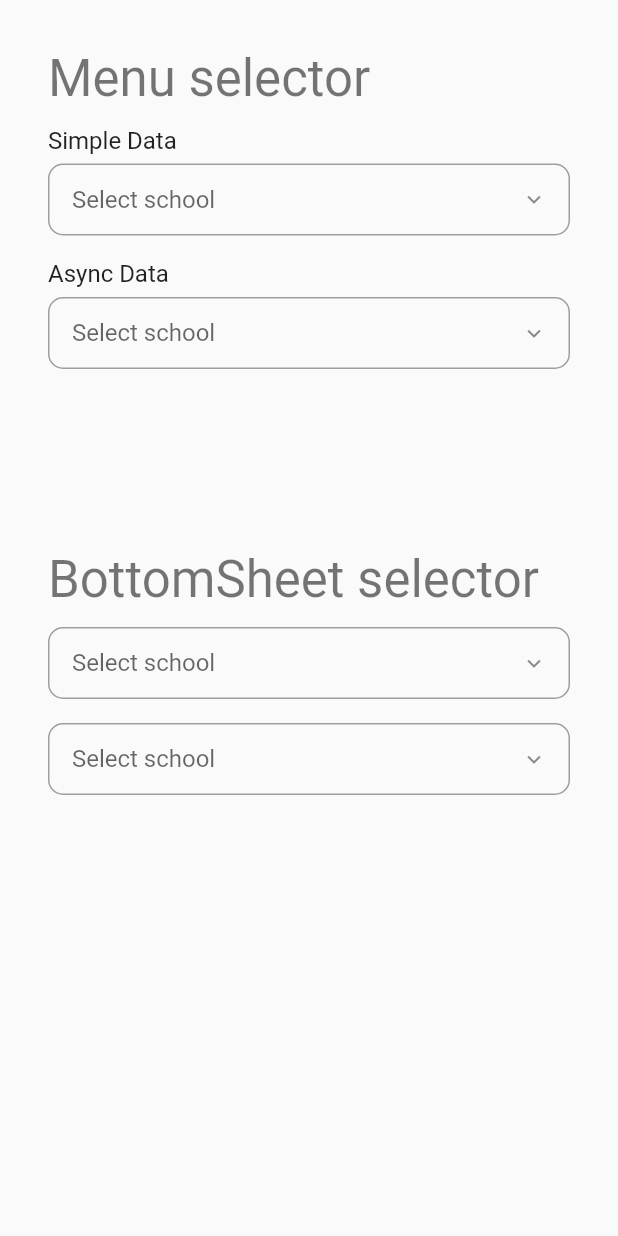
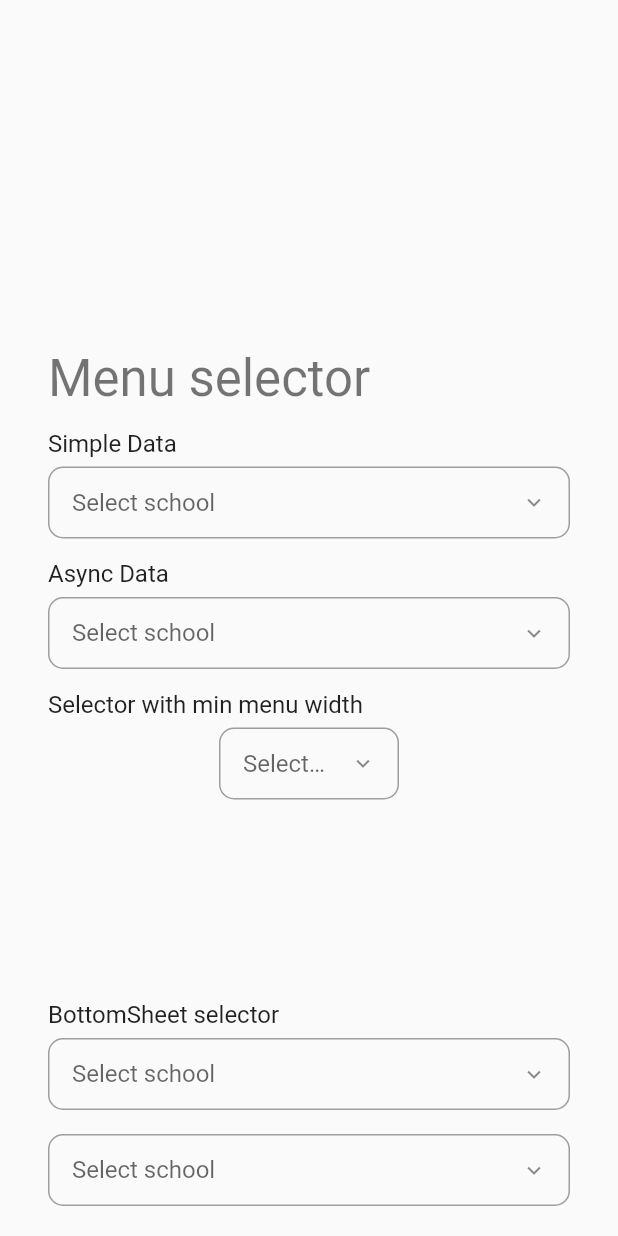
Before and after one commit to lvxduck/adaptive_selector, a Flutter app: the screen it shows after launch, on a phone screen of 412 x 824 dp. Run offline on Flutter 3.47's test engine with Material 2 defaults, Android fonts, the light colour scheme and no system bars; missing offline and left inert: flutter_portal.

Commit message:
feat: enhance

```diff
--- a/example/lib/main.dart
+++ b/example/lib/main.dart
@@ -102,68 +102,54 @@ class _DemoState extends State<Demo> {
       body: ListView(
         padding: const EdgeInsets.all(32),
         children: [
+          const SizedBox(height: 200),
           Text(
             'Menu selector',
             style: Theme.of(context).textTheme.headline4,
           ),
-          const SizedBox(height: 12),
-          Text(
-            'Simple Data',
-            style: Theme.of(context).textTheme.titleMedium,
+          const Label('Simple Data'),
+          AdaptiveSelector(
+            options: options,
+            type: SelectorType.menu,
+            decoration: const InputDecoration(hintText: 'Select school'),
           ),
-          const SizedBox(height: 6),
+          const Label('Async Data'),
+          AdaptiveSelector(
+            options: asyncOptions,
+            type: SelectorType.menu,
+            decoration: const InputDecoration(hintText: 'Select school'),
+            loading: loading,
+            onSearch: onSearch,
+          ),
+          const Label('Selector with min menu width'),
+          Align(
+            child: SizedBox(
+              width: 120,
+              child: AdaptiveSelector(
+                options: asyncOptions,
+                type: SelectorType.menu,
+                minMenuWidth: 300,
+                decoration: const InputDecoration(hintText: 'Select school'),
+                loading: loading,
+                onSearch: onSearch,
+              ),
+            ),
+          ),
+          const SizedBox(height: 120),
+          const Label('BottomSheet selector'),
           AdaptiveSelector(
             options: options,
             decoration: const InputDecoration(hintText: 'Select school'),
-            itemBuilder: (option, isSelected) => SelectorTile(
-              option: option,
-              isSelected: isSelected,
-            ),
-          ),
-          const SizedBox(height: 16),
-          Text(
-            'Async Data',
-            style: Theme.of(context).textTheme.titleMedium,
-          ),
-          const SizedBox(height: 6),
-          AdaptiveSelector(
-            options: asyncOptions,
-            decoration: const InputDecoration(hintText: 'Select school'),
-            itemBuilder: (option, isSelected) => SelectorTile(
-              option: option,
-              isSelected: isSelected,
-            ),
-            loading: loading,
-            onSearch: onSearch,
-          ),
-          const SizedBox(height: 120),
-          Text(
-            'BottomSheet selector',
-            style: Theme.of(context).textTheme.headline4,
-          ),
-          const SizedBox(height: 12),
-          AdaptiveSelector(
-            options: options,
-            bottomSheet: true,
-            decoration: const InputDecoration(hintText: 'Select school'),
-            itemBuilder: (option, isSelected) => SelectorTile(
-              option: option,
-              isSelected: isSelected,
-            ),
           ),
           const SizedBox(height: 16),
           AdaptiveSelector(
             options: asyncOptions,
-            bottomSheet: true,
             onSearch: onSearch,
             loading: loading,
             bottomSheetTitle: 'Select school',
             decoration: const InputDecoration(hintText: 'Select school'),
-            itemBuilder: (option, isSelected) => SelectorTile(
-              option: option,
-              isSelected: isSelected,
-            ),
           ),
+          const SizedBox(height: 64),
         ],
       ),
     );
@@ -195,3 +181,23 @@ class SelectorTile<T> extends StatelessWidget {
     );
   }
 }
+
+class Label extends StatelessWidget {
+  const Label(
+    this.data, {
+    Key? key,
+  }) : super(key: key);
+
+  final String data;
+
+  @override
+  Widget build(BuildContext context) {
+    return Padding(
+      padding: const EdgeInsets.only(top: 14, bottom: 6),
+      child: Text(
+        data,
+        style: Theme.of(context).textTheme.titleMedium,
+      ),
+    );
+  }
+}
--- a/lib/adaptive_selector.dart
+++ b/lib/adaptive_selector.dart
@@ -1,3 +1,5 @@
 library adaptive_selector;
 
 export 'src/adaptive_selector.dart';
+export 'src/models/adaptive_selector_option.dart';
+export 'src/models/selector_type.dart';
--- a/lib/src/adaptive_selector.dart
+++ b/lib/src/adaptive_selector.dart
@@ -1,62 +1,30 @@
 import 'dart:async';
 
 import 'package:flutter/material.dart';
-import 'package:flutter_portal/flutter_portal.dart';
 
-import 'adaptive_selector_options_container.dart';
-import 'bottom_sheet_selector.dart';
-import 'menu_selector.dart';
-
-class AdaptiveSelectorOption<T> {
-  AdaptiveSelectorOption({
-    required this.label,
-    required this.value,
-  });
-
-  final String label;
-  final T value;
-
-  @override
-  int get hashCode => Object.hash(label, value);
-
-  @override
-  bool operator ==(Object other) {
-    if (other is! AdaptiveSelectorOption) return false;
-    final item = other;
-    return label == item.label && value == item.value;
-  }
-}
-
-class SelectorValue<T> {
-  SelectorValue({
-    this.options,
-    this.selectedOption,
-    required this.loading,
-    this.error = false,
-  });
-
-  final AdaptiveSelectorOption<T>? selectedOption;
-  final bool loading;
-  final bool error;
-  final List<AdaptiveSelectorOption<T>>? options;
-}
+import 'models/adaptive_selector_option.dart';
+import 'models/selector_type.dart';
+import 'models/selector_value.dart';
+import 'selectors/bottom_sheet_selector.dart';
+import 'selectors/menu_selector.dart';
+import 'widgets/adaptive_selector_options_container.dart';
+import 'widgets/adaptive_selector_tile.dart';
 
 class AdaptiveSelector<T> extends StatefulWidget {
   const AdaptiveSelector({
     Key? key,
-    this.value,
     this.onSearch,
-    this.onChange,
+    this.onChanged,
     this.decoration,
-    this.minWidth,
+    this.minMenuWidth,
     this.loading = false,
     this.nullable = true,
     this.enable = true,
     this.separatorBuilder,
     required this.options,
-    required this.itemBuilder,
+    this.itemBuilder,
     this.initialValue,
-    this.bottomSheet = false,
+    this.type = SelectorType.bottomSheet,
     this.bottomSheetTitle,
     this.loadingBuilder,
     this.errorBuilder,
@@ -65,31 +33,37 @@ class AdaptiveSelector<T> extends StatefulWidget {
     this.maxMenuHeight = 160,
   }) : super(key: key);
 
-  final bool bottomSheet;
+  final SelectorType type;
   final AdaptiveSelectorOption<T>? initialValue;
-  final AdaptiveSelectorOption<T>? value;
   final List<AdaptiveSelectorOption<T>>? options;
+
+  // callbacks
   final ValueChanged<String>? onSearch;
-  final ValueChanged<AdaptiveSelectorOption<T>?>? onChange;
-  final InputDecoration? decoration;
-  final bool loading;
-  final double? minWidth;
-  final bool nullable;
-  final bool enable;
-  final Duration debounceDuration;
+  final ValueChanged<AdaptiveSelectorOption<T>?>? onChanged;
 
-  // menu selector;
-  final double maxMenuHeight;
-
-  // builder
-  final Widget Function(AdaptiveSelectorOption<T> value, bool isSelected)
-      itemBuilder;
+  // Widget builder
+  final Widget Function(
+    AdaptiveSelectorOption<T> value,
+    bool isSelected,
+    VoidCallback onTap,
+  )? itemBuilder;
   final IndexedWidgetBuilder? separatorBuilder;
   final WidgetBuilder? loadingBuilder;
   final WidgetBuilder? errorBuilder;
   final WidgetBuilder? emptyDataBuilder;
 
-  //
+  // style
+  final InputDecoration? decoration;
+  final bool loading;
+  final bool nullable;
+  final bool enable;
+  final Duration debounceDuration;
+
+  // for menu selector
+  final double maxMenuHeight;
+  final double? minMenuWidth;
+
+  // for bottom sheet only
   final String? bottomSheetTitle;
 
   @override
@@ -103,7 +77,7 @@ class AdaptiveSelectorState<T> extends State<AdaptiveSelector<T>> {
   late final ValueNotifier<SelectorValue<T>> selectorNotifier = ValueNotifier(
     SelectorValue(
       options: widget.options,
-      selectedOption: widget.value,
+      selectedOption: widget.initialValue,
       loading: false,
     ),
   );
@@ -130,13 +104,6 @@ class AdaptiveSelectorState<T> extends State<AdaptiveSelector<T>> {
 
   @override
   void didUpdateWidget(covariant AdaptiveSelector<T> oldWidget) {
-    if (widget.value != null) {
-      if (widget.value != oldWidget.value) {
-        WidgetsBinding.instance.addPostFrameCallback((_) {
-          _updateOption(widget.value);
-        });
-      }
-    }
     selectorNotifier.value = SelectorValue(
       options: widget.options,
       selectedOption: selectedOption,
@@ -145,65 +112,32 @@ class AdaptiveSelectorState<T> extends State<AdaptiveSelector<T>> {
     super.didUpdateWidget(oldWidget);
   }
 
-  bool isShowBottom() {
-    final box = key.currentContext?.findRenderObject() as RenderBox?;
-    if (box == null) return true;
-    final position = box.localToGlobal(Offset.zero);
-    if (position.dy > MediaQuery.of(context).size.height * 2 / 3) {
-      return false;
-    }
-    return true;
-  }
-
   late Widget optionsWidget = AdaptiveSelectorOptionsWidget<T>(
     selectorValue: selectorNotifier,
     loadingBuilder: widget.loadingBuilder,
     errorBuilder: widget.errorBuilder,
     emptyDataBuilder: widget.emptyDataBuilder,
     separatorBuilder: widget.separatorBuilder,
-    buildItem: _buildItem,
+    buildItem: buildItem,
   );
 
   @override
   Widget build(BuildContext context) {
-    return LayoutBuilder(builder: (_, box) {
-      final width = box.maxWidth;
-      return PortalTarget(
-        key: key,
-        visible: !widget.bottomSheet,
-        anchor: isShowBottom()
-            ? const Aligned(
-                follower: Alignment.topCenter,
-                target: Alignment.bottomCenter,
-              )
-            : const Aligned(
-                follower: Alignment.bottomCenter,
-                target: Alignment.topCenter,
-              ),
-        portalFollower: MenuSelector<T>(
-          visible: visible,
-          width: width,
-          minWidth: widget.minWidth,
-          maxHeight: widget.maxMenuHeight,
-          optionsBuilder: (context) {
-            return optionsWidget;
-          },
-        ),
-        child: Focus(
-          onFocusChange: (hasFocus) {
-            setState(() {
-              visible = hasFocus;
-            });
-          },
-          child: TextFormField(
+    return TextFormField(
       controller: textController,
       onChanged: debounceSearch,
       onTap: () {
-              if (widget.bottomSheet) {
-                _showBottomSheetOptions();
+        switch (widget.type) {
+          case SelectorType.bottomSheet:
+            showBottomSheet();
+            break;
+          case SelectorType.menu:
+            showMenu();
+            break;
         }
       },
-            readOnly: widget.bottomSheet || widget.onSearch == null,
+      readOnly:
+          widget.type == SelectorType.bottomSheet || widget.onSearch == null,
       enabled: widget.enable,
       decoration: InputDecoration(
         fillColor: !widget.enable
@@ -223,7 +157,7 @@ class AdaptiveSelectorState<T> extends State<AdaptiveSelector<T>> {
             : selectedOption != null && widget.nullable
                 ? InkWell(
                     onTap: () {
-                            _updateOption(null);
+                      updateOption(null);
                       widget.onSearch?.call('');
                     },
                     child: const Icon(Icons.clear),
@@ -235,19 +169,21 @@ class AdaptiveSelectorState<T> extends State<AdaptiveSelector<T>> {
         suffixIcon: widget.decoration?.suffixIcon,
         errorText: widget.decoration?.errorText,
       ),
-          ),
-        ),
     );
-    });
   }
 
-  void _showBottomSheetOptions() {
+  void showBottomSheet() {
     showModalBottomSheet(
       context: context,
-      backgroundColor: Colors.transparent,
       isScrollControlled: true,
+      useRootNavigator: true,
       constraints: BoxConstraints(
         maxHeight: MediaQuery.of(context).size.height - 100,
+      ),
+      shape: const RoundedRectangleBorder(
+        borderRadius: BorderRadius.vertical(
+          top: Radius.circular(12),
+        ),
       ),
       builder: (_) {
         return BottomSheetSelector<T>(
@@ -264,33 +200,40 @@ class AdaptiveSelectorState<T> extends State<AdaptiveSelector<T>> {
     );
   }
 
-  Widget _buildItem(AdaptiveSelectorOption<T> option) {
-    return Material(
-      color: Colors.white,
-      child: InkWell(
-        onTap: () {
-          if (widget.bottomSheet) {
-            FocusManager.instance.primaryFocus?.unfocus();
-            _updateOption(option);
-            Navigator.of(context).pop();
-          } else {
-            FocusScope.of(context).requestFocus(FocusNode());
-            _updateOption(option);
-          }
+  void showMenu() {
+    showMenuSelector(
+      context: context,
+      builder: (context) {
+        return MenuSelector(
+          maxHeight: widget.maxMenuHeight,
+          optionsBuilder: (context) {
+            return optionsWidget;
           },
-        child: widget.itemBuilder(
-          option,
-          option == selectedOption,
-        ),
-      ),
+        );
+      },
     );
   }
 
-  void _updateOption(AdaptiveSelectorOption<T>? option) {
+  Widget buildItem(AdaptiveSelectorOption<T> option) {
+    onTap() {
+      Navigator.of(context).pop();
+      FocusManager.instance.primaryFocus?.unfocus();
+      updateOption(option);
+    }
+
+    return widget.itemBuilder?.call(option, option == selectedOption, onTap) ??
+        AdaptiveSelectorTile(
+          option: option,
+          isSelected: option == selectedOption,
+          onTap: onTap,
+        );
+  }
+
+  void updateOption(AdaptiveSelectorOption<T>? option) {
     setState(() {
       selectedOption = option;
     });
     textController.text = option?.label ?? '';
-    widget.onChange?.call(option);
+    widget.onChanged?.call(option);
   }
 }
--- /dev/null
+++ b/lib/src/models/adaptive_selector_option.dart
@@ -0,0 +1,19 @@
+class AdaptiveSelectorOption<T> {
+  AdaptiveSelectorOption({
+    required this.label,
+    required this.value,
+  });
+
+  final String label;
+  final T value;
+
+  @override
+  int get hashCode => Object.hash(label, value);
+
+  @override
+  bool operator ==(Object other) {
+    if (other is! AdaptiveSelectorOption) return false;
+    final item = other;
+    return label == item.label && value == item.value;
+  }
+}
--- /dev/null
+++ b/lib/src/models/selector_type.dart
@@ -0,0 +1 @@
+enum SelectorType { menu, bottomSheet }
--- /dev/null
+++ b/lib/src/models/selector_value.dart
@@ -0,0 +1,15 @@
+import '../../adaptive_selector.dart';
+
+class SelectorValue<T> {
+  SelectorValue({
+    this.options,
+    this.selectedOption,
+    required this.loading,
+    this.error = false,
+  });
+
+  final AdaptiveSelectorOption<T>? selectedOption;
+  final bool loading;
+  final bool error;
+  final List<AdaptiveSelectorOption<T>>? options;
+}
--- a/lib/src/adaptive_selector_options_container.dart
+++ b/lib/src/widgets/adaptive_selector_options_container.dart
@@ -1,6 +1,8 @@
 import 'package:flutter/material.dart';
 
-import '../adaptive_selector.dart';
+import '../../adaptive_selector.dart';
+import '../models/adaptive_selector_option.dart';
+import '../models/selector_value.dart';
 
 class AdaptiveSelectorOptionsWidget<T> extends StatefulWidget {
   const AdaptiveSelectorOptionsWidget({
@@ -51,6 +53,7 @@ class _AdaptiveSelectorOptionsWidgetState<T>
     return Stack(
       children: [
         ListView.separated(
+          shrinkWrap: true,
           itemCount: options?.length ?? 0,
           padding: const EdgeInsets.symmetric(vertical: 4),
           itemBuilder: (_, index) => widget.buildItem(options![index]),
```
Also changed, not shown: lib/src/menu_selector.dart (deleted, +0 -46 lines), lib/src/selectors/bottom_sheet_selector.dart (renamed from lib/src/bottom_sheet_selector.dart, +3 -13 lines), lib/src/selectors/menu_selector.dart (added, +164 -0 lines), lib/src/widgets/adaptive_selector_tile.dart (added, +46 -0 lines), example/pubspec.lock. Lines whose indentation alone changed are shown as unchanged.
